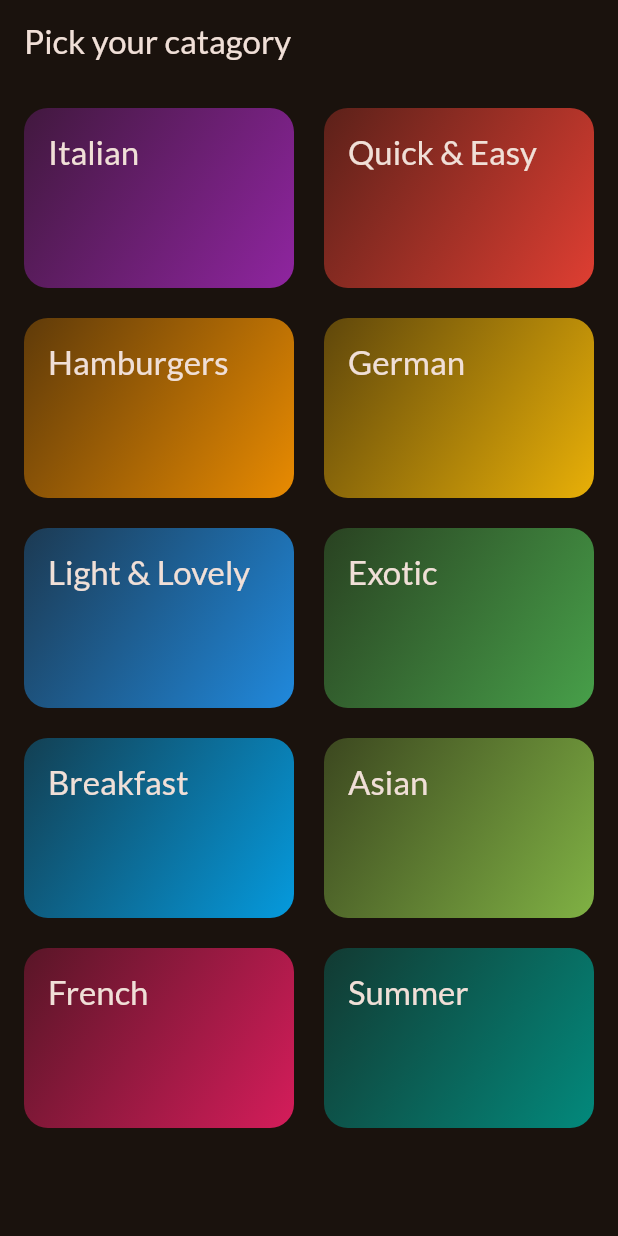
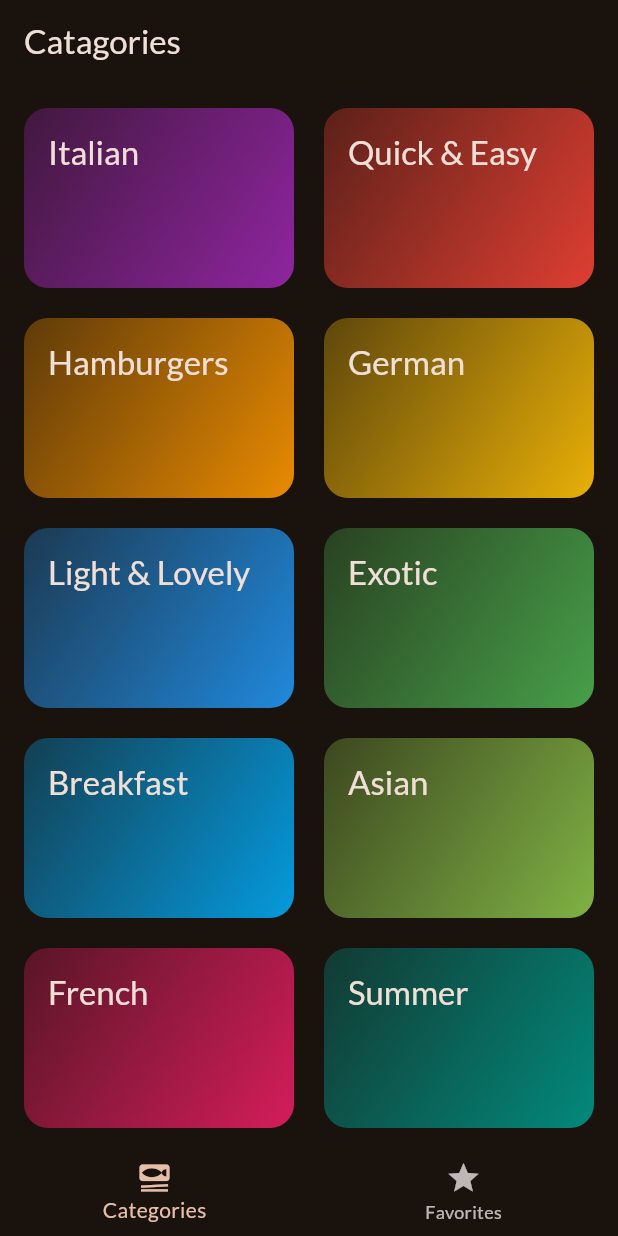
Before and after one commit to carbon-ahs/meals, a Flutter app: the screen it shows after launch, on a phone screen of 412 x 824 dp. Run offline on Flutter 3.47's test engine with Material 2 defaults, Android fonts, the phone set to English and light mode, and no system bars; our stand-ins replace google_fonts, transparent_image.

Commit message:
'meal_details_done'

```diff
--- a/lib/main.dart
+++ b/lib/main.dart
@@ -1,7 +1,8 @@
 import 'package:flutter/material.dart';
 import 'package:google_fonts/google_fonts.dart';
 // import 'package:meals/data/dummy_data.dart';
-import 'package:meals/screens/categories.dart';
+// import 'package:meals/screens/categories.dart';
+import 'package:meals/screens/tabs.dart';
 // import 'package:meals/screens/meals.dart';
 
 final theme = ThemeData(
@@ -24,7 +25,8 @@ class App extends StatelessWidget {
   Widget build(BuildContext context) {
     return MaterialApp(
       theme: theme,
-      home: CatagoriesScreen(),
+      home: TabsScreen(),
+      // home: CatagoriesScreen(),
       // home: const MealsScreen(
       //   title: 'gerg',
       //   meals: dummyMeals,
--- a/lib/screens/categories.dart
+++ b/lib/screens/categories.dart
@@ -12,19 +12,17 @@ class CatagoriesScreen extends StatelessWidget {
     //Navigator.push(context, route);
     Navigator.of(context).push(
       MaterialPageRoute(
-        builder: (context) =>
-            MealsScreen(title: category.title, meals: dummyMeals),
+        builder: (context) => MealsScreen(
+          title: category.title,
+          meals: dummyMeals,
+        ),
       ),
     );
   }
 
   @override
   Widget build(BuildContext context) {
-    return Scaffold(
-      appBar: AppBar(
-        title: Text('Pick your catagory'),
-      ),
-      body: GridView(
+    return GridView(
       padding: EdgeInsets.all(16),
       gridDelegate: SliverGridDelegateWithFixedCrossAxisCount(
         crossAxisCount: 2,
@@ -42,7 +40,6 @@ class CatagoriesScreen extends StatelessWidget {
             },
           )
       ],
-      ),
     );
   }
 }
--- /dev/null
+++ b/lib/screens/tabs.dart
@@ -0,0 +1,52 @@
+import 'package:flutter/material.dart';
+import 'package:meals/screens/categories.dart';
+import 'package:meals/screens/meals.dart';
+
+class TabsScreen extends StatefulWidget {
+  const TabsScreen({super.key});
+
+  @override
+  State<TabsScreen> createState() => _TabsScreenState();
+}
+
+class _TabsScreenState extends State<TabsScreen> {
+  int _selectedPageIndex = 0;
+
+  void _selectPage(int index) {
+    setState(() {
+      _selectedPageIndex = index;
+    });
+  }
+
+  @override
+  Widget build(BuildContext context) {
+    Widget activePage = const CatagoriesScreen();
+    var activePageTitle = 'Catagories';
+
+    if (_selectedPageIndex == 1) {
+      activePage = MealsScreen(meals: []);
+      activePageTitle = 'Your Favorites';
+    }
+
+    return Scaffold(
+      appBar: AppBar(
+        title: Text(activePageTitle),
+      ),
+      body: activePage,
+      bottomNavigationBar: BottomNavigationBar(
+        onTap: _selectPage,
+        currentIndex: _selectedPageIndex,
+        items: const [
+          BottomNavigationBarItem(
+            icon: Icon(Icons.set_meal),
+            label: 'Categories',
+          ),
+          BottomNavigationBarItem(
+            icon: Icon(Icons.star),
+            label: 'Favorites',
+          ),
+        ],
+      ),
+    );
+  }
+}
```
Also changed, not shown: lib/screens/meal_details.dart (added, +67 -0 lines), lib/screens/meals.dart (+26 -5 lines), lib/widgets/meal_item.dart (+42 -3 lines), lib/widgets/meal_item_trait.dart (added, +32 -0 lines), 1 other file. Lines whose indentation alone changed are shown as unchanged.
